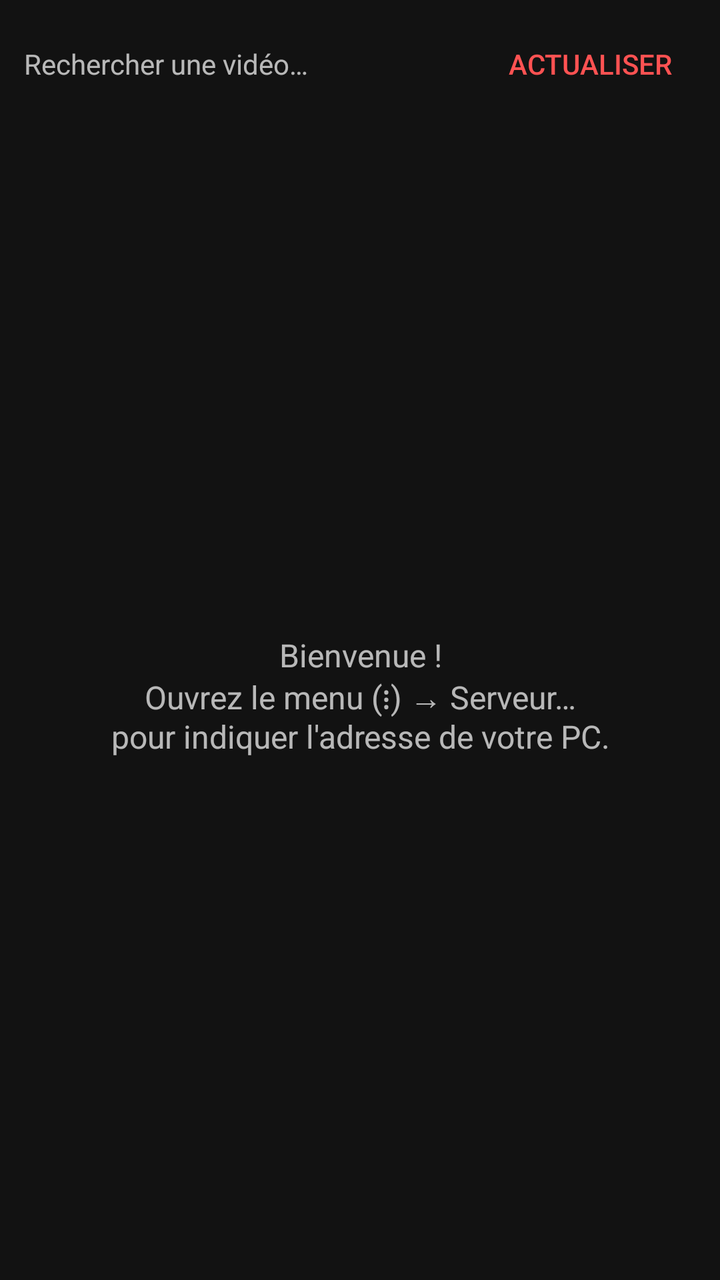
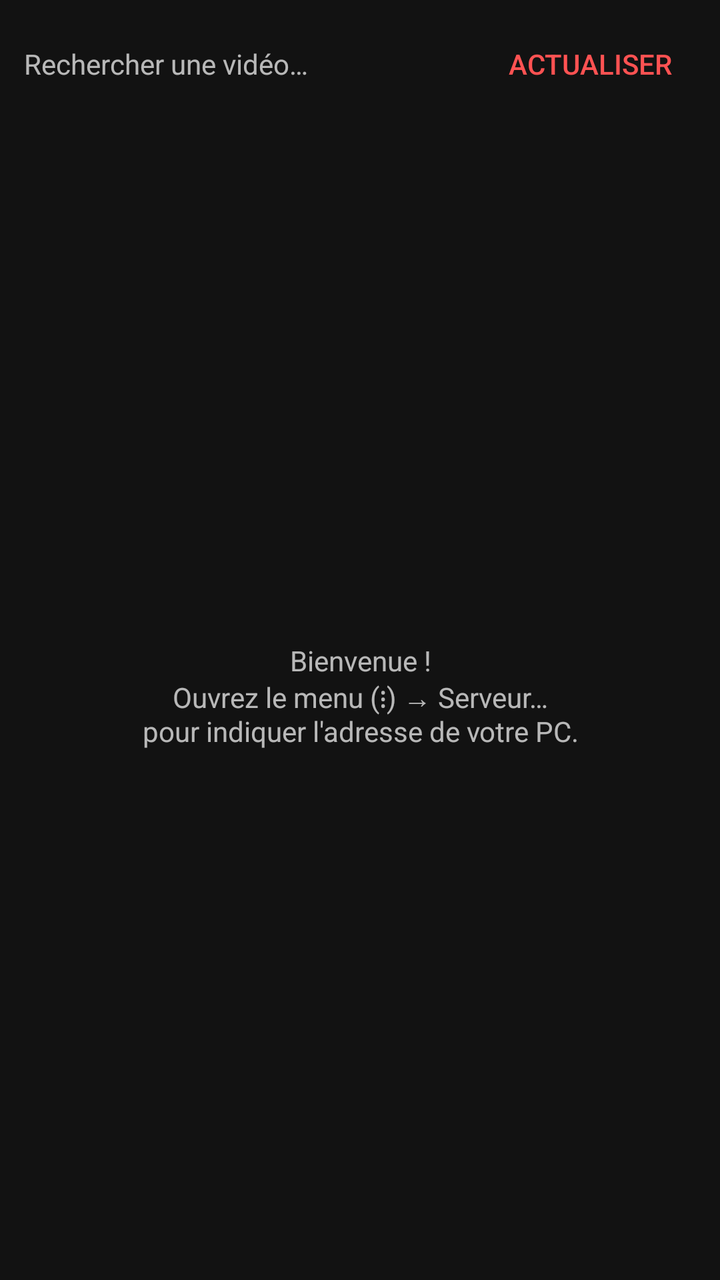

Screens rendered from an Android XML layout before and after an edit, with the pre-edit source and the edit as a unified diff.
<!-- AndroidManifest.xml: application theme AppTheme -->
<!-- res/layout/activity_main.xml -->
<?xml version="1.0" encoding="utf-8"?>
<LinearLayout xmlns:android="http://schemas.android.com/apk/res/android"
    android:layout_width="match_parent"
    android:layout_height="match_parent"
    android:orientation="vertical">

    <LinearLayout
        android:layout_width="match_parent"
        android:layout_height="wrap_content"
        android:layout_marginStart="12dp"
        android:layout_marginTop="8dp"
        android:layout_marginEnd="12dp"
        android:gravity="center_vertical"
        android:orientation="horizontal">

        <EditText
            android:id="@+id/search_input"
            android:layout_width="0dp"
            android:layout_height="wrap_content"
            android:layout_weight="1"
            android:hint="@string/search_hint"
            android:imeOptions="actionSearch"
            android:inputType="text"
            android:maxLines="1" />

        <Button
            android:id="@+id/btn_refresh"
            style="?android:attr/buttonBarButtonStyle"
            android:layout_width="wrap_content"
            android:layout_height="wrap_content"
            android:text="@string/btn_refresh" />
    </LinearLayout>

    <FrameLayout
        android:layout_width="match_parent"
        android:layout_height="0dp"
        android:layout_weight="1">

        <ListView
            android:id="@+id/list"
            android:layout_width="match_parent"
            android:layout_height="match_parent" />

        <TextView
            android:id="@+id/empty"
            android:layout_width="wrap_content"
            android:layout_height="wrap_content"
            android:layout_gravity="center"
            android:gravity="center"
            android:padding="24dp"
            android:textSize="16sp"
            android:text="@string/empty_initial"
            android:textColor="?android:attr/textColorSecondary" />
    </FrameLayout>

</LinearLayout>
<!-- resources referenced by this layout -->
<resources>
  <string name="btn_refresh">Actualiser</string>
  <string name="empty_initial">Bienvenue !\nOuvrez le menu (⋮) → Serveur…\npour indiquer l\'adresse de votre PC.</string>
  <string name="search_hint">Rechercher une vidéo…</string>
  <style name="AppTheme" parent="android:Theme.Material">
          <item name="android:colorPrimary">#C62828</item>
          <item name="android:colorPrimaryDark">#8E0000</item>
          <item name="android:colorAccent">#FF5252</item>
          <item name="android:windowBackground">#121212</item>
      </style>
</resources>

<!-- the commit's change to res/layout/activity_main.xml (unified diff, before → after) -->
@@ -48,9 +48,62 @@
             android:layout_gravity="center"
             android:gravity="center"
             android:padding="24dp"
-            android:textSize="16sp"
             android:text="@string/empty_initial"
             android:textColor="?android:attr/textColorSecondary" />
     </FrameLayout>
 
+    <LinearLayout
+        android:id="@+id/barre_lecture"
+        android:layout_width="match_parent"
+        android:layout_height="wrap_content"
+        android:background="#26FFFFFF"
+        android:clickable="true"
+        android:focusable="true"
+        android:gravity="center_vertical"
+        android:orientation="horizontal"
+        android:paddingStart="12dp"
+        android:paddingEnd="12dp"
+        android:paddingTop="8dp"
+        android:paddingBottom="8dp"
+        android:visibility="gone">
+
+        <ImageView
+            android:layout_width="34dp"
+            android:layout_height="34dp"
+            android:importantForAccessibility="no"
+            android:src="@drawable/ic_launcher" />
+
+        <LinearLayout
+            android:layout_width="0dp"
+            android:layout_height="wrap_content"
+            android:layout_marginStart="10dp"
+            android:layout_weight="1"
+            android:orientation="vertical">
+
+            <TextView
+                android:id="@+id/barre_titre"
+                android:layout_width="match_parent"
+                android:layout_height="wrap_content"
+                android:ellipsize="end"
+                android:maxLines="1"
+                android:textColor="?android:attr/textColorPrimary"
+                android:textSize="14sp"
+                android:textStyle="bold" />
+
+            <ProgressBar
+                android:id="@+id/barre_progress"
+                style="?android:attr/progressBarStyleHorizontal"
+                android:layout_width="match_parent"
+                android:layout_height="wrap_content"
+                android:layout_marginTop="2dp" />
+
+            <TextView
+                android:id="@+id/barre_temps"
+                android:layout_width="match_parent"
+                android:layout_height="wrap_content"
+                android:textColor="?android:attr/textColorSecondary"
+                android:textSize="12sp" />
+        </LinearLayout>
+    </LinearLayout>
+
 </LinearLayout>
<!-- resource entries referenced after the edit -->
@@ -1,5 +1,19 @@
 <!-- resources referenced by this layout -->
 <resources>
+  <!-- drawable ic_launcher (drawable) -->
+  <?xml version="1.0" encoding="utf-8"?>
+  <vector xmlns:android="http://schemas.android.com/apk/res/android"
+      android:width="48dp"
+      android:height="48dp"
+      android:viewportWidth="108"
+      android:viewportHeight="108">
+      <path
+          android:fillColor="#C62828"
+          android:pathData="M0,0h108v108h-108z" />
+      <path
+          android:fillColor="#FFFFFF"
+          android:pathData="M43,36l30,18l-30,18z" />
+  </vector>
   <string name="btn_refresh">Actualiser</string>
   <string name="empty_initial">Bienvenue !\nOuvrez le menu (⋮) → Serveur…\npour indiquer l\'adresse de votre PC.</string>
   <string name="search_hint">Rechercher une vidéo…</string>
